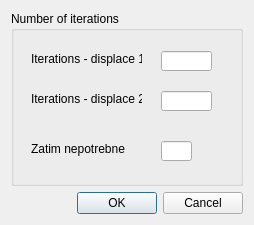
Above: adk_ukol4/EMS/settings.ui from krauzino/adk_2022_23 before the change. Below: the same form after it.
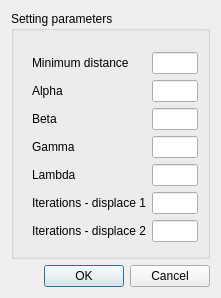
That is the form after the change.

What changed in the file:
```diff
--- a/adk_ukol4/EMS/settings.ui
+++ b/adk_ukol4/EMS/settings.ui
@@ -6,8 +6,8 @@
    <rect>
     <x>0</x>
     <y>0</y>
-    <width>254</width>
-    <height>225</height>
+    <width>221</width>
+    <height>298</height>
    </rect>
   </property>
   <property name="windowTitle">
@@ -17,76 +17,89 @@
    <item>
     <widget class="QGroupBox" name="groupBox">
      <property name="title">
-      <string>Number of iterations</string>
+      <string>Setting parameters</string>
      </property>
-     <widget class="QLabel" name="label">
+     <widget class="QWidget" name="layoutWidget">
       <property name="geometry">
        <rect>
-        <x>20</x>
-        <y>40</y>
-        <width>111</width>
-        <height>16</height>
+        <x>21</x>
+        <y>41</y>
+        <width>166</width>
+        <height>201</height>
        </rect>
       </property>
-      <property name="text">
-       <string>Iterations - displace 1</string>
-      </property>
-     </widget>
-     <widget class="QLineEdit" name="lineEdit_IterDisplace1">
-      <property name="geometry">
-       <rect>
-        <x>150</x>
-        <y>40</y>
-        <width>51</width>
-        <height>20</height>
-       </rect>
-      </property>
-     </widget>
-     <widget class="QLabel" name="label_3">
-      <property name="geometry">
-       <rect>
-        <x>20</x>
-        <y>80</y>
-        <width>111</width>
-        <height>16</height>
-       </rect>
-      </property>
-      <property name="text">
-       <string>Iterations - displace 2</string>
-      </property>
-     </widget>
-     <widget class="QLineEdit" name="lineEdit_IterDisplace2">
-      <property name="geometry">
-       <rect>
-        <x>150</x>
-        <y>80</y>
-        <width>51</width>
-        <height>20</height>
-       </rect>
-      </property>
-     </widget>
-     <widget class="QLabel" name="label_5">
-      <property name="geometry">
-       <rect>
-        <x>20</x>
-        <y>130</y>
-        <width>111</width>
-        <height>16</height>
-       </rect>
-      </property>
-      <property name="text">
-       <string>Zatim nepotrebne</string>
-      </property>
-     </widget>
-     <widget class="QLineEdit" name="lineEdit_3">
-      <property name="geometry">
-       <rect>
-        <x>150</x>
-        <y>130</y>
-        <width>31</width>
-        <height>20</height>
-       </rect>
-      </property>
+      <layout class="QFormLayout" name="formLayout">
+       <item row="0" column="0">
+        <widget class="QLabel" name="label_2">
+         <property name="text">
+          <string>Minimum distance</string>
+         </property>
+        </widget>
+       </item>
+       <item row="0" column="1">
+        <widget class="QLineEdit" name="lineEdit_dmin"/>
+       </item>
+       <item row="1" column="0">
+        <widget class="QLabel" name="label_4">
+         <property name="text">
+          <string>Alpha</string>
+         </property>
+        </widget>
+       </item>
+       <item row="1" column="1">
+        <widget class="QLineEdit" name="lineEdit_alfa"/>
+       </item>
+       <item row="2" column="0">
+        <widget class="QLabel" name="label_6">
+         <property name="text">
+          <string>Beta</string>
+         </property>
+        </widget>
+       </item>
+       <item row="2" column="1">
+        <widget class="QLineEdit" name="lineEdit_beta"/>
+       </item>
+       <item row="3" column="0">
+        <widget class="QLabel" name="label_7">
+         <property name="text">
+          <string>Gamma</string>
+         </property>
+        </widget>
+       </item>
+       <item row="3" column="1">
+        <widget class="QLineEdit" name="lineEdit_gamma"/>
+       </item>
+       <item row="4" column="0">
+        <widget class="QLabel" name="label_8">
+         <property name="text">
+          <string>Lambda</string>
+         </property>
+        </widget>
+       </item>
+       <item row="4" column="1">
+        <widget class="QLineEdit" name="lineEdit_lambda"/>
+       </item>
+       <item row="6" column="1">
+        <widget class="QLineEdit" name="lineEdit_IterDisplace1"/>
+       </item>
+       <item row="6" column="0">
+        <widget class="QLabel" name="label">
+         <property name="text">
+          <string>Iterations - displace 1</string>
+         </property>
+        </widget>
+       </item>
+       <item row="7" column="1">
+        <widget class="QLineEdit" name="lineEdit_IterDisplace2"/>
+       </item>
+       <item row="7" column="0">
+        <widget class="QLabel" name="label_3">
+         <property name="text">
+          <string>Iterations - displace 2</string>
+         </property>
+        </widget>
+       </item>
+      </layout>
      </widget>
     </widget>
    </item>
```
Left out of the diff: 12 changed lines with no effect on the pictures.
